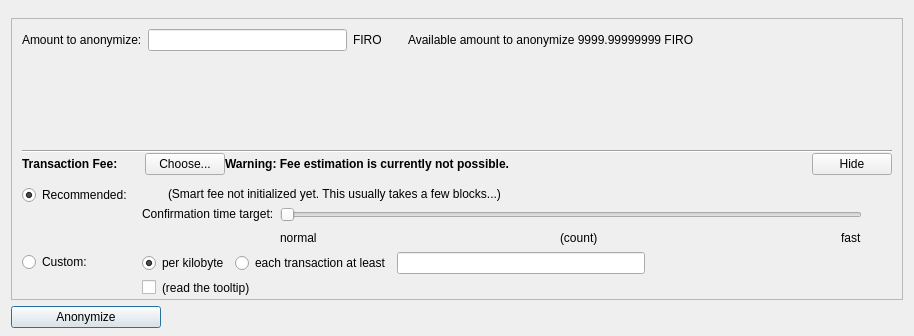
First picture: the form in src/qt/forms/lelantusdialog.ui, repository firoorg/firo, before the edit; both pictures show x 0 to 914 and y 479 to 815 of the 914 by 815 pixel window.
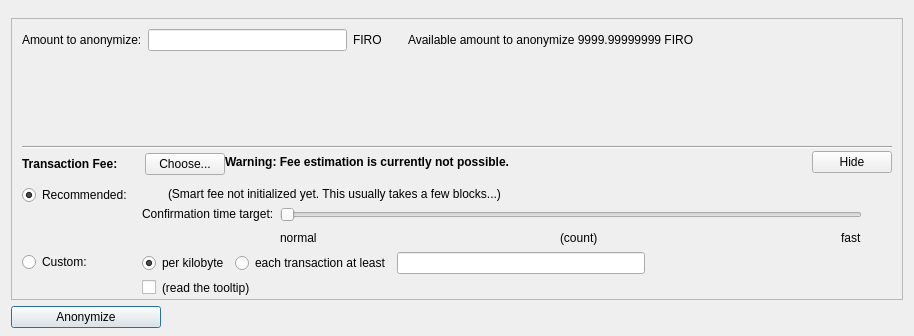
Second picture: the form after the edit. Custom widgets are drawn as their Qt base class.

Diff of the .ui file:
```diff
--- a/src/qt/forms/lelantusdialog.ui
+++ b/src/qt/forms/lelantusdialog.ui
@@ -1063,6 +1063,22 @@
             <property name="spacing">
              <number>0</number>
             </property>
+            <item>
+             <spacer name="verticalSpacer_8">
+              <property name="orientation">
+               <enum>Qt::Vertical</enum>
+              </property>
+              <property name="sizeType">
+               <enum>QSizePolicy::Fixed</enum>
+              </property>
+              <property name="sizeHint" stdset="0">
+               <size>
+                <width>1</width>
+                <height>4</height>
+               </size>
+              </property>
+             </spacer>
+            </item>
             <item>
              <layout class="QHBoxLayout" name="horizontalLayoutSmartFee">
               <property name="spacing">
```
